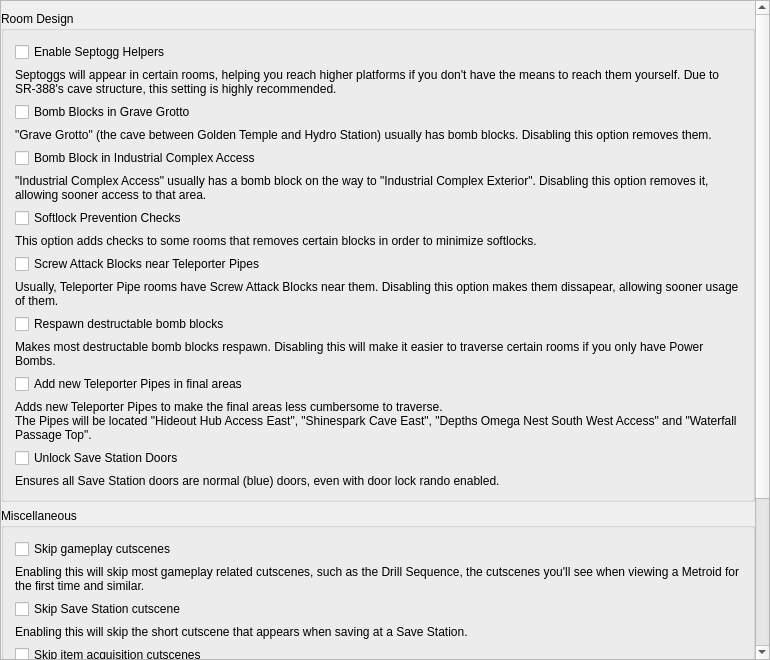
First picture: the form in randovania/gui/ui_files/preset_am2r_patches.ui, repository randovania/randovania, before the edit.
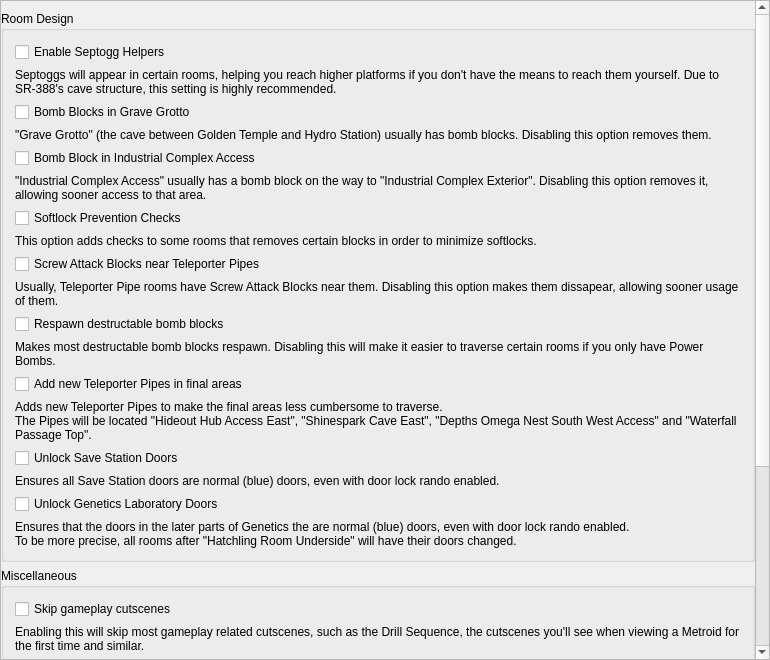
Second picture: the form after the edit.

Commit message: AM2R: add option to unlock lab doors

What changed in the file:
```diff
--- a/randovania/gui/ui_files/preset_am2r_patches.ui
+++ b/randovania/gui/ui_files/preset_am2r_patches.ui
@@ -44,7 +44,7 @@
          <x>0</x>
          <y>0</y>
          <width>745</width>
-         <height>996</height>
+         <height>1066</height>
         </rect>
        </property>
        <layout class="QVBoxLayout" name="scroll_layout">
@@ -212,6 +212,27 @@
             <widget class="QLabel" name="blue_save_doors_label">
              <property name="text">
               <string>Ensures all Save Station doors are normal (blue) doors, even with door lock rando enabled.</string>
+             </property>
+             <property name="wordWrap">
+              <bool>true</bool>
+             </property>
+            </widget>
+           </item>
+           <item>
+            <widget class="QCheckBox" name="force_blue_labs_check">
+             <property name="text">
+              <string>Unlock Genetics Laboratory Doors</string>
+             </property>
+            </widget>
+           </item>
+           <item>
+            <widget class="QLabel" name="force_blue_labs_check_2">
+             <property name="text">
+              <string>Ensures that the doors in the later parts of Genetics the are normal (blue) doors, even with door lock rando enabled.
+To be more precise, all rooms after &quot;Hatchling Room Underside&quot; will have their doors changed.</string>
+             </property>
+             <property name="wordWrap">
+              <bool>true</bool>
              </property>
             </widget>
            </item>
```
The commit also changes 6 other files.
